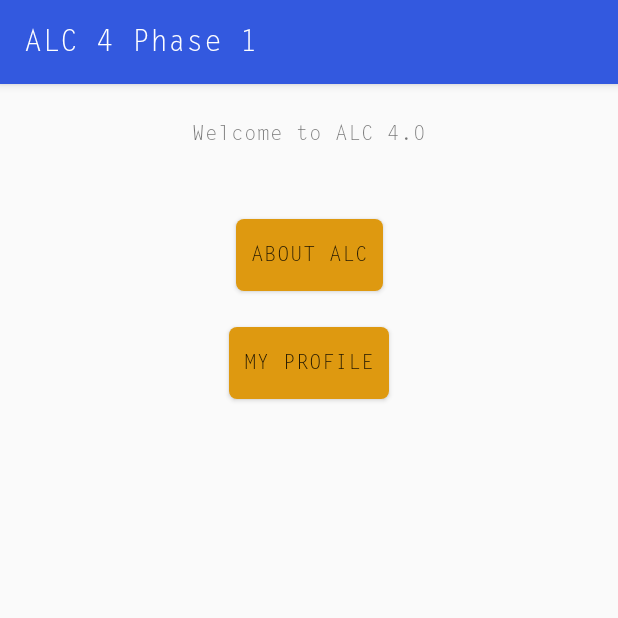
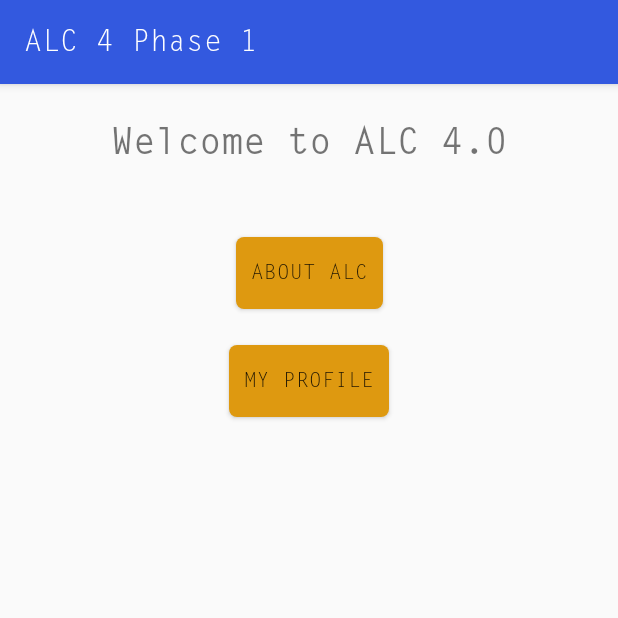
Before and after one commit to ongebo/alc-challenge-phase-one, an Android app: the screen it shows after launch (MainActivity), on a phone screen of 412 x 824 dp, the top half of it. Run offline under Robolectric (Android 15) with nearby library versions, the phone set to English and light mode, and no system bars.

Commit message:
Adjust text size and make bold the welcome text

```diff
--- a/app/src/main/res/layout/activity_main.xml
+++ b/app/src/main/res/layout/activity_main.xml
@@ -12,6 +12,8 @@
         android:layout_height="wrap_content"
         android:layout_marginTop="24dp"
         android:text="@string/welcome_text"
+        android:textSize="24sp"
+        android:textStyle="bold"
         app:layout_constraintEnd_toEndOf="parent"
         app:layout_constraintStart_toStartOf="parent"
         app:layout_constraintTop_toTopOf="parent" />
```
